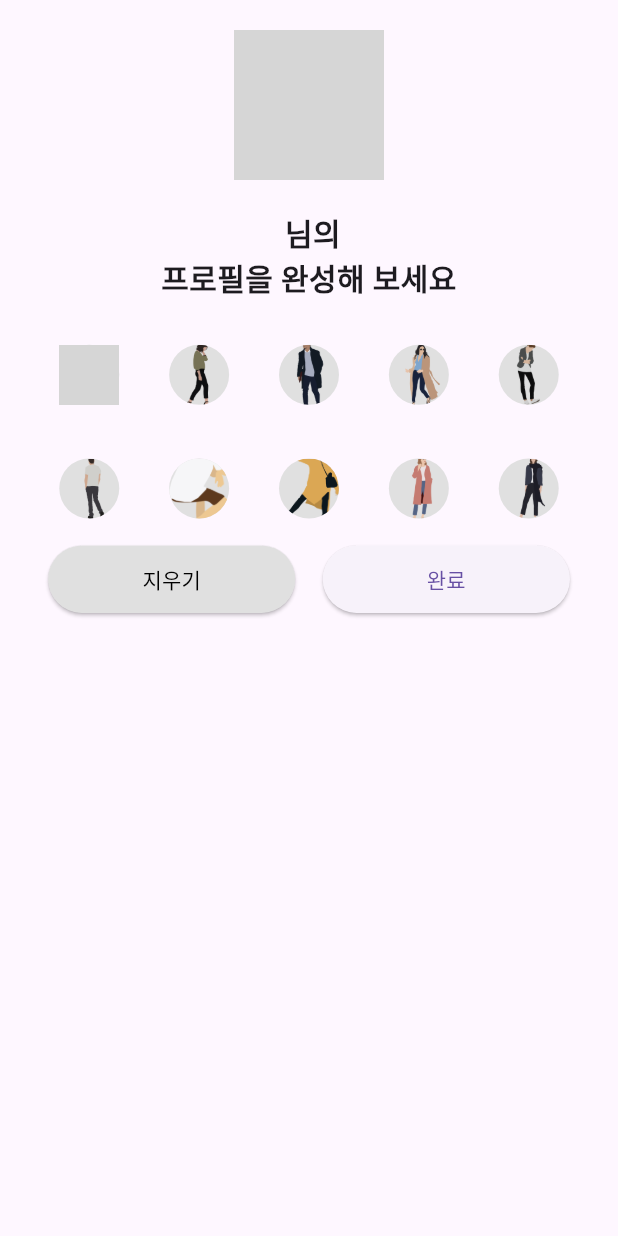
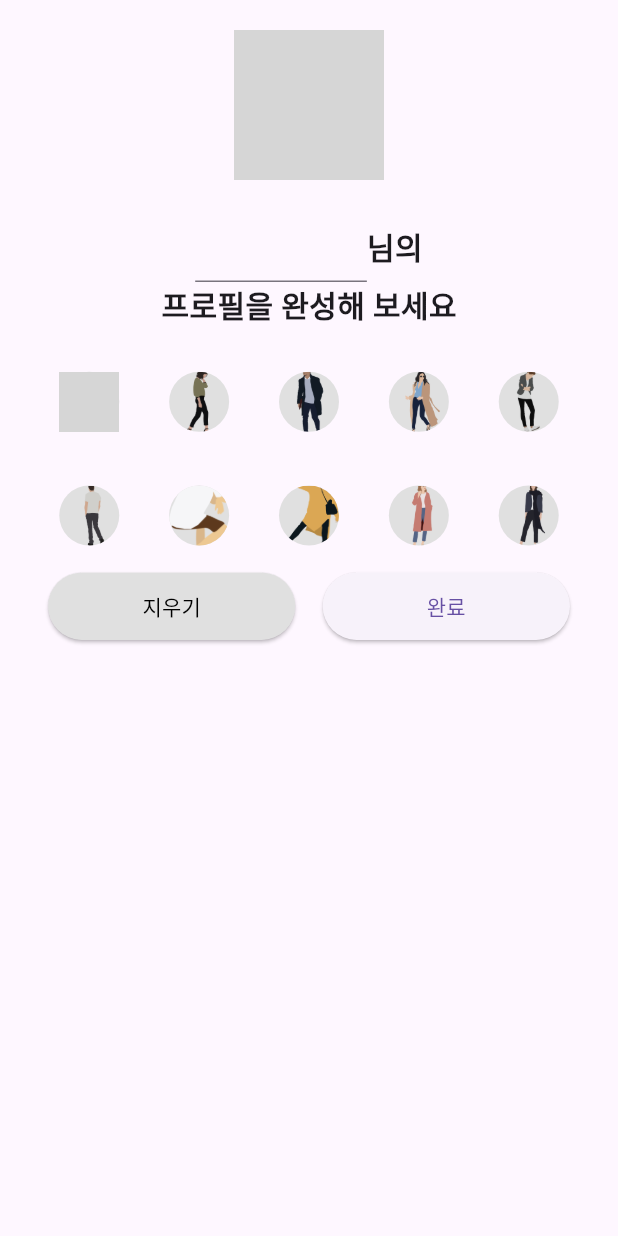
Before and after one commit to seunghyun-bloom/dutch_hallae, a Flutter app: the ModalFit widget shown alone on an empty page, opened directly with empty values, on a phone screen of 412 x 824 dp. Run offline on Flutter 3.47's test engine with Material 2 defaults, Android fonts, the phone set to English and light mode, and no system bars; our stand-ins replace cloud_firestore, contacts_service, dotted_border, firebase_auth, firebase_core, firebase_storage and 10 more; missing offline and left inert: flutter_facebook_auth, naver_map_plugin, twitter_login; accounts and stored records are empty; network calls fail; Roboto replaces fonts that are missing (AppleSDGothic); statements that could not run were skipped; grey boxes are pictures that could not be loaded.

Commit message:
sh mar_30

```diff
--- a/lib/pages/main/main_page.dart
+++ b/lib/pages/main/main_page.dart
@@ -336,6 +336,7 @@ class _MainPageState extends State<MainPage> {
         ),
       ),
       floatingActionButton: FloatingActionButton(
+        heroTag: const Text('main'),
         child: const Icon(Icons.add),
         onPressed: () => showToast('정산 시작'),
       ),
--- a/lib/utilities/modal_fit.dart
+++ b/lib/utilities/modal_fit.dart
@@ -2,18 +2,28 @@ import 'dart:io';
 
 import 'package:dutch_hallae/getx/controller/friends_controller.dart';
 import 'package:dutch_hallae/utilities/dialog.dart';
+import 'package:dutch_hallae/utilities/styles.dart';
 import 'package:flutter/material.dart';
 import 'package:flutter_screenutil/flutter_screenutil.dart';
 import 'package:get/get.dart';
 import 'package:image_picker/image_picker.dart';
 
-class ModalFit extends StatelessWidget {
+//TODO: 이름 변경할 수 있도록 수정
+
+class ModalFit extends StatefulWidget {
   ModalFit({Key? key, required this.friend, required this.phone})
       : super(key: key);
   final String friend;
   final String phone;
 
+  @override
+  State<ModalFit> createState() => _ModalFitState();
+}
+
+class _ModalFitState extends State<ModalFit> {
   final _getxFriends = Get.put(FriendsController());
+
+  final TextEditingController _textEditingController = TextEditingController();
 
   @override
   Widget build(BuildContext context) {
@@ -46,10 +56,32 @@ class ModalFit extends StatelessWidget {
                 },
               ),
             ),
+            Padding(
+              padding: EdgeInsets.only(
+                  bottom: MediaQuery.of(context).viewInsets.bottom / 3),
+              child: Row(
+                mainAxisAlignment: MainAxisAlignment.center,
+                children: [
+                  SizedBox(
+                    width: 100.w,
+                    child: TextField(
+                      controller: _textEditingController,
+                      style: bold20,
+                      decoration: InputDecoration(
+                        hintText: widget.friend,
+                      ),
+                    ),
+                  ),
+                  Text(
+                    '님의',
+                    style: bold20,
+                  ),
+                ],
+              ),
+            ),
             Text(
-              '$friend 님의\n프로필을 완성해 보세요',
-              textAlign: TextAlign.center,
-              style: const TextStyle(fontWeight: FontWeight.w700, fontSize: 20),
+              '프로필을 완성해 보세요',
+              style: bold20,
             ),
             SizedBox(height: 10.h),
             sampleImages(0),
@@ -84,7 +116,8 @@ class ModalFit extends StatelessWidget {
                         textAlign: TextAlign.center,
                       ),
                       onPressed: () {
-                        _getxFriends.uploadFriendFirestore(friend, phone);
+                        _getxFriends.uploadFriendFirestore(widget.friend,
+                            widget.phone, _textEditingController.text);
                       },
                     ),
                   ),
--- a/lib/utilities/styles.dart
+++ b/lib/utilities/styles.dart
@@ -47,6 +47,8 @@ InputDecoration kTextFieldStyle = InputDecoration(
     borderSide: BorderSide.none,
   ),
 );
+
+TextStyle bold20 = const TextStyle(fontWeight: FontWeight.w700, fontSize: 20);
 
 class Pantone {
   static const MaterialColor veryPeri = MaterialColor(
```
Also changed, not shown: lib/getx/controller/friends_controller.dart (+11 -3 lines).
